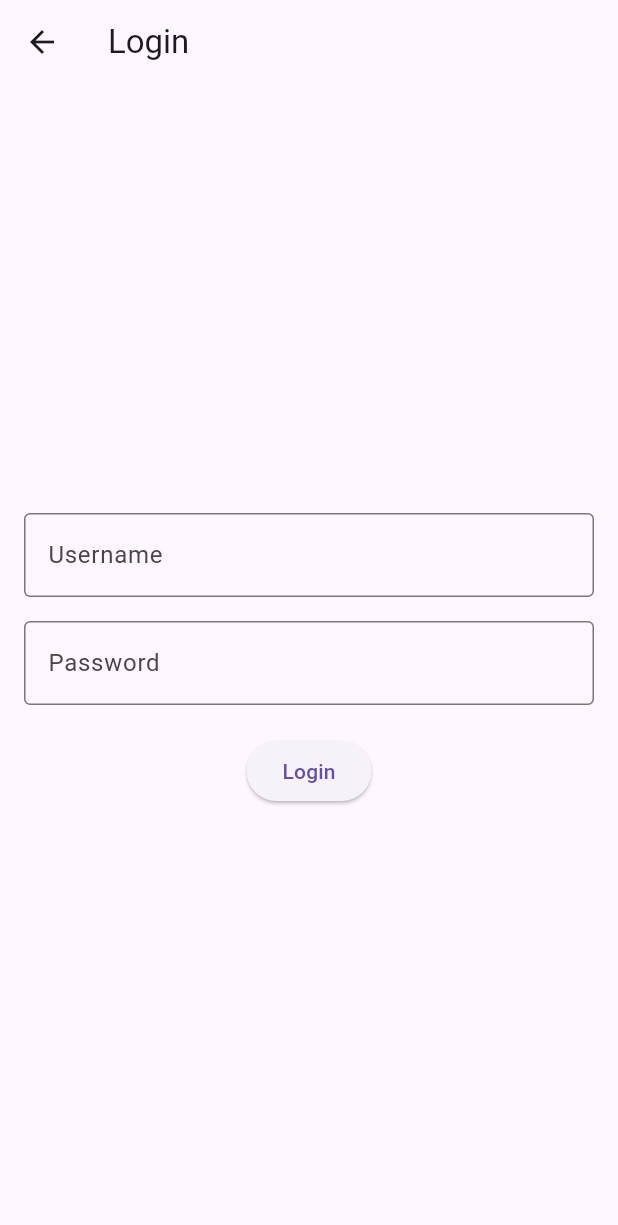
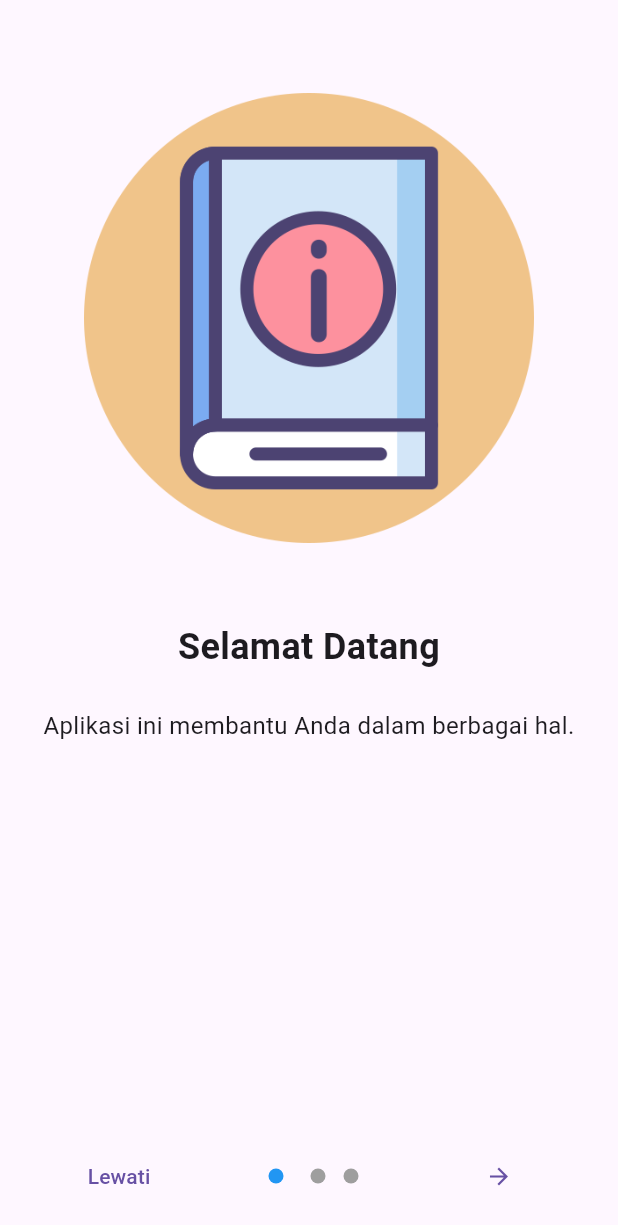
Before and after one commit to hrd-24/mobileApps, a Flutter app: the screen it shows after launch, on a phone screen of 412 x 824 dp. Shown: the top 1225 px of the screen. Run offline on Flutter 3.47's test engine with Material 3 defaults, Android fonts, the phone set to English and light mode, and no system bars; drawn by our look-alikes of introduction_screen.

Commit message:
pembaruan Splash dan Introduction

```diff
--- a/lib/bottom.dart
+++ b/lib/bottom.dart
@@ -57,7 +57,7 @@ class _BottomNavigationBarExampleState
       bottomNavigationBar: BottomNavigationBar(
         items: const <BottomNavigationBarItem>[
           BottomNavigationBarItem(icon: Icon(Icons.list), label: 'Drawer'),
-          BottomNavigationBarItem(icon: Icon(Icons.add_box), label: 'Dropdown'),
+          BottomNavigationBarItem(icon: Icon(Icons.add_box), label: 'Quis'),
           // BottomNavigationBarItem(icon: Icon(Icons.home), label: 'List'),
           // BottomNavigationBarItem(icon: Icon(Icons.business),label: 'Map',),
           // BottomNavigationBarItem(icon: Icon(Icons.school), label: 'Model'),
--- a/lib/introduction/welcome_screen.dart
+++ b/lib/introduction/welcome_screen.dart
@@ -1,22 +1,76 @@
-// import 'package:flutter/material.dart';
-// import 'package:flutter/services.dart';
+import 'package:flutter/material.dart';
+import 'package:introduction_screen/introduction_screen.dart';
+import 'package:ppkd_aps/main.dart';
 
 
-// class SplashScreen extends StatefulWidget {
-//   const SplashScreen({super.key});
 
-//   @override
-//   State<SplashScreen> createState() => _SplashScreenState();
-// }
+class OnboardingScreen extends StatefulWidget {
+  const OnboardingScreen({super.key});
 
-// class _SplashScreenState extends State<SplashScreen> {
-//   @override
-//   Widget build(BuildContext context) {
-//     return Scaffold(
-//       body: Container(
-//         width: double.infinity,
-//         // decoration: const ,
-//       ),
-//     );
-//   }
-// }
+  @override
+  State<OnboardingScreen> createState() => _OnboardingScreenState();
+}
+
+class _OnboardingScreenState extends State<OnboardingScreen> {
+  final introKey = GlobalKey<IntroductionScreenState>();
+
+  @override
+  Widget build(BuildContext context) {
+    return IntroductionScreen(
+      key: introKey,
+      pages: [
+        PageViewModel(
+          title: "Selamat Datang",
+          body: "Aplikasi ini membantu Anda dalam berbagai hal.",
+          image: buildImage('assets/images/panduan.png'),
+          decoration: pageDecoration(),
+        ),
+        PageViewModel(
+          title: "Fitur Utama",
+          body: "Nikmati fitur-fitur menarik dan bermanfaat.",
+          image: buildImage('assets/images/fitur.png'),
+          decoration: pageDecoration(),
+        ),
+        PageViewModel(
+          title: "Mulai Sekarang",
+          body: "Klik tombol di bawah untuk memulai aplikasi.",
+          image: buildImage('assets/images/start.png'),
+          decoration: pageDecoration(),
+          // footer: ElevatedButton(
+          //   onPressed: () => goToHome(context),
+          //   child: const Text("Get Started"),
+          // ),
+        ),
+      ],
+      done: const Text("Mulai", style: TextStyle(fontWeight: FontWeight.w600)),
+      onDone: () => goToHome(context),
+      showSkipButton: true,
+      skip: const Text("Lewati"),
+      next: const Icon(Icons.arrow_forward),
+      dotsDecorator: const DotsDecorator(
+        size: Size(10, 10),
+        color: Colors.grey,
+        activeSize: Size(22, 10),
+        activeColor: Colors.blue,
+      ),
+    );
+  }
+
+  void goToHome(BuildContext context) {
+    Navigator.of(context).pushReplacement(
+      MaterialPageRoute(builder: (_) => const LoginScreen()),
+    );
+  }
+
+  Widget buildImage(String path) {
+    return Image.asset(path, width: 300);
+  }
+
+  PageDecoration pageDecoration() {
+    return const PageDecoration(
+      titleTextStyle: TextStyle(fontSize: 24, fontWeight: FontWeight.bold),
+      bodyTextStyle: TextStyle(fontSize: 16),
+      imagePadding: EdgeInsets.all(20),
+    );
+  }
+}
--- a/lib/login/loginHrd.dart
+++ b/lib/login/loginHrd.dart
@@ -1,73 +1,73 @@
-import 'package:flutter/material.dart';
+// import 'package:flutter/material.dart';
 
 
 
-class LoginScreen extends StatefulWidget {
-  const LoginScreen({super.key});
+// class LoginScreen extends StatefulWidget {
+//   const LoginScreen({super.key});
 
-  @override
-  _LoginScreenState createState() => _LoginScreenState();
-}
+//   @override
+//   _LoginScreenState createState() => _LoginScreenState();
+// }
 
-class _LoginScreenState extends State<LoginScreen> {
-  // Kontrol untuk teks input
-  final TextEditingController _usernameController = TextEditingController();
-  final TextEditingController _passwordController = TextEditingController();
+// class _LoginScreenState extends State<LoginScreen> {
+//   // Kontrol untuk teks input
+//   final TextEditingController _usernameController = TextEditingController();
+//   final TextEditingController _passwordController = TextEditingController();
 
-  // Fungsi untuk memproses login (misal hanya print data)
-  void _login() {
-    String username = _usernameController.text;
-    String password = _passwordController.text;
+//   // Fungsi untuk memproses login (misal hanya print data)
+//   void _login() {
+//     String username = _usernameController.text;
+//     String password = _passwordController.text;
 
-    // Untuk tujuan demonstrasi, hanya mencetak username dan password
-    print("Username: $username, Password: $password");
+//     // Untuk tujuan demonstrasi, hanya mencetak username dan password
+//     print("Username: $username, Password: $password");
 
-    // Bisa tambahkan logika autentikasi login di sini
-  }
+//     // Bisa tambahkan logika autentikasi login di sini
+//   }
 
-  @override
-  Widget build(BuildContext context) {
-    return Scaffold(
-      appBar: AppBar(
-        leading: IconButton(
-          icon: Icon(Icons.arrow_back), // Ganti dengan ikon "back"
-          onPressed: () {
-            Navigator.pop(context); // Aksi untuk tombol back
-          },
-        ),
-        title: Text("Login"),
-      ),
-      body: Padding(
-        padding: const EdgeInsets.all(16.0),
-        child: Column(
-          mainAxisAlignment: MainAxisAlignment.center,
-          children: <Widget>[
-            // Input username
-            TextField(
-              controller: _usernameController,
-              decoration: InputDecoration(
-                labelText: "Username",
-                border: OutlineInputBorder(),
-              ),
-            ),
-            SizedBox(height: 16),
+//   @override
+//   Widget build(BuildContext context) {
+//     return Scaffold(
+//       appBar: AppBar(
+//         leading: IconButton(
+//           icon: Icon(Icons.arrow_back), // Ganti dengan ikon "back"
+//           onPressed: () {
+//             Navigator.pop(context); // Aksi untuk tombol back
+//           },
+//         ),
+//         title: Text("Login"),
+//       ),
+//       body: Padding(
+//         padding: const EdgeInsets.all(16.0),
+//         child: Column(
+//           mainAxisAlignment: MainAxisAlignment.center,
+//           children: <Widget>[
+//             // Input username
+//             TextField(
+//               controller: _usernameController,
+//               decoration: InputDecoration(
+//                 labelText: "Username",
+//                 border: OutlineInputBorder(),
+//               ),
+//             ),
+//             SizedBox(height: 16),
 
-            // Input password
-            TextField(
-              controller: _passwordController,
-              obscureText: true, // Menyembunyikan teks password
-              decoration: InputDecoration(
-                labelText: "Password",
-                border: OutlineInputBorder(),
-              ),
-            ),
-            SizedBox(height: 20),
+//             // Input password
+//             TextField(
+//               controller: _passwordController,
+//               obscureText: true, // Menyembunyikan teks password
+//               decoration: InputDecoration(
+//                 labelText: "Password",
+//                 border: OutlineInputBorder(),
+//               ),
+//             ),
+//             SizedBox(height: 20),
 
-            // Tombol login
-            ElevatedButton(onPressed: _login, child: Text("Login")),
-          ],
-        ),
-      ),
-    );
-  }
-}
+//             // Tombol login
+//             ElevatedButton(onPressed: _login, child: Text("Login")),
+//           ],
+//         ),
+//       ),
+//     );
+//   }
+// }
--- a/lib/screen/screen.dart
+++ /dev/null
@@ -1,17 +0,0 @@
-import 'package:flutter/material.dart';
-
-class HomeScreen extends StatelessWidget {
-  const HomeScreen({super.key});
-
-  @override
-  Widget build(BuildContext context) {
-    return Scaffold(
-      appBar: AppBar(
-        title: const Text('App'),
-      ),
-      body: const Center(
-        child: Text('BODY'),
-      ),
-    );
-  }
-}
--- a/lib/screen/splash.dart
+++ b/lib/screen/splash.dart
@@ -1,7 +1,6 @@
-
 import 'package:flutter/material.dart';
 import 'package:flutter/services.dart';
-import 'package:ppkd_aps/login/loginHrd.dart';
+import 'package:ppkd_aps/introduction/welcome_screen.dart';
 
 class SplasScreen extends StatefulWidget {
   const SplasScreen({super.key});
@@ -17,10 +16,10 @@ class _SplasScreenState extends State<SplasScreen>
     super.initState();
     SystemChrome.setEnabledSystemUIMode(SystemUiMode.immersive);
 
-    Future.delayed(Duration(seconds: 5), () {
+    Future.delayed(Duration(seconds: 2), () {
       Navigator.of(
         context,
-      ).pushReplacement(MaterialPageRoute(builder: (_) => LoginScreen()));
+      ).pushReplacement(MaterialPageRoute(builder: (_) => OnboardingScreen()));
     });
   }
 
@@ -38,21 +37,17 @@ class _SplasScreenState extends State<SplasScreen>
   Widget build(BuildContext context) {
     return Scaffold(
       body: Container(
-        width: double.infinity
-      ,
+        width: double.infinity,
         decoration: const BoxDecoration(
-          gradient: LinearGradient(
-            colors: [Colors.yellow, Colors.green],
-
-          ),
+          gradient: LinearGradient(colors: [Color.fromARGB(255, 107, 101, 43), Color.fromARGB(255, 37, 155, 41)]),
         ),
         child: Column(
           mainAxisAlignment: MainAxisAlignment.center,
-          children: const [
-            Icon(Icons.edit, size: 80, color: Colors.amber),
+          children: [
+            Image.asset('assets/images/fitur.png'),
             SizedBox(height: 20),
             Text(
-              'TIPS',
+              'OKE GAS',
               style: TextStyle(
                 fontStyle: FontStyle.italic,
                 color: Colors.white,
--- a/pubspec.yaml
+++ b/pubspec.yaml
@@ -37,6 +37,8 @@ dependencies:
   # Use with the CupertinoIcons class for iOS style icons.
   cupertino_icons: ^1.0.8
   flutter_native_splash: ^2.4.5
+  introduction_screen: ^3.1.17
+
 
 dev_dependencies:
   flutter_test:
```
Also changed, not shown: assets/images/fitur.png (added), assets/images/panduan.png (added), assets/images/start.png (added), pubspec.lock.
